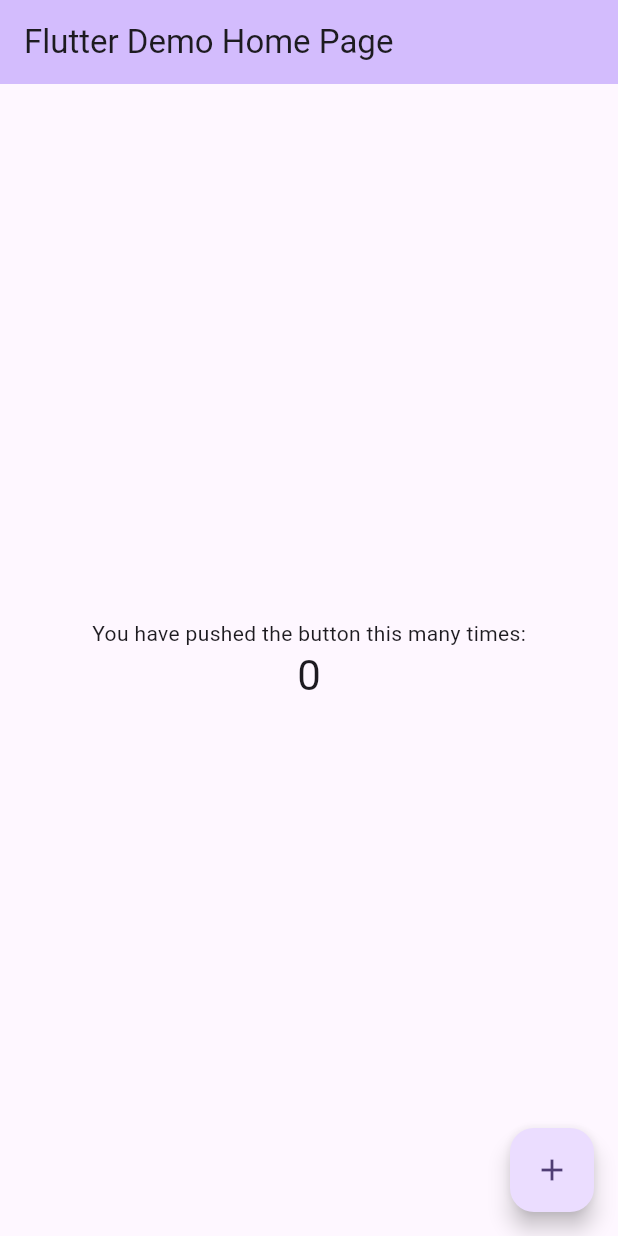
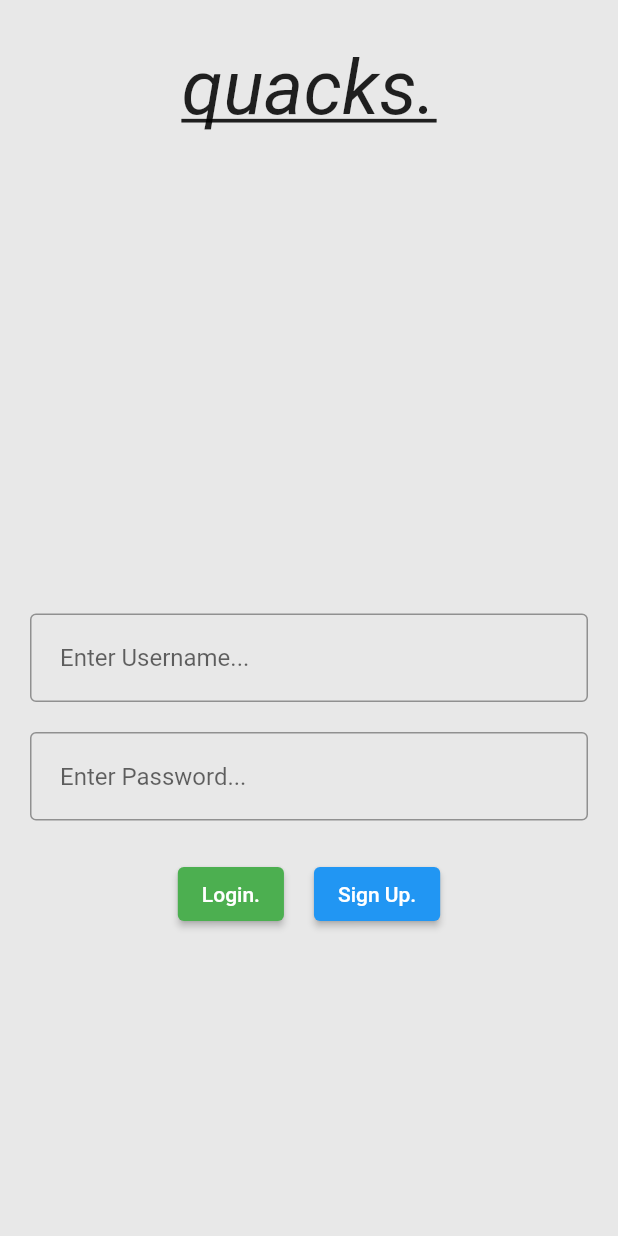
Before and after one commit to ibrahim-5/Quacks, a Flutter app: the screen it shows after launch, on a phone screen of 412 x 824 dp. Run offline on Flutter 3.47's test engine with Material 2 defaults, Android fonts, the light colour scheme and no system bars.

Commit message:
Added a Login/Sign-Up Page

```diff
--- /dev/null
+++ b/lib/constants/colors.dart
@@ -0,0 +1,3 @@
+import 'package:flutter/material.dart';
+
+const BACKGROUND_COLOR = Color.fromARGB(255, 232, 232, 232);
--- a/lib/main.dart
+++ b/lib/main.dart
@@ -1,125 +1,27 @@
 import 'package:flutter/material.dart';
+import 'package:quacks/pages/login_page.dart';
 
-void main() {
-  runApp(const MyApp());
-}
+void main() => runApp(const MyApp());
 
 class MyApp extends StatelessWidget {
   const MyApp({super.key});
 
-  // This widget is the root of your application.
   @override
   Widget build(BuildContext context) {
     return MaterialApp(
-      title: 'Flutter Demo',
-      theme: ThemeData(
-        // This is the theme of your application.
-        //
-        // TRY THIS: Try running your application with "flutter run". You'll see
-        // the application has a blue toolbar. Then, without quitting the app,
-        // try changing the seedColor in the colorScheme below to Colors.green
-        // and then invoke "hot reload" (save your changes or press the "hot
-        // reload" button in a Flutter-supported IDE, or press "r" if you used
-        // the command line to start the app).
-        //
-        // Notice that the counter didn't reset back to zero; the application
-        // state is not lost during the reload. To reset the state, use hot
-        // restart instead.
-        //
-        // This works for code too, not just values: Most code changes can be
-        // tested with just a hot reload.
-        colorScheme: ColorScheme.fromSeed(seedColor: Colors.deepPurple),
-        useMaterial3: true,
-      ),
-      home: const MyHomePage(title: 'Flutter Demo Home Page'),
-    );
+        // title: 'Material App',
+        home: routeToPage());
   }
 }
 
-class MyHomePage extends StatefulWidget {
-  const MyHomePage({super.key, required this.title});
-
-  // This widget is the home page of your application. It is stateful, meaning
-  // that it has a State object (defined below) that contains fields that affect
-  // how it looks.
-
-  // This class is the configuration for the state. It holds the values (in this
-  // case the title) provided by the parent (in this case the App widget) and
-  // used by the build method of the State. Fields in a Widget subclass are
-  // always marked "final".
-
-  final String title;
-
-  @override
-  State<MyHomePage> createState() => _MyHomePageState();
+Widget routeToPage() {
+  if (routeToSignInPage()) {
+    return const LoginPage();
+  }
+  return const LoginPage();
 }
 
-class _MyHomePageState extends State<MyHomePage> {
-  int _counter = 0;
-
-  void _incrementCounter() {
-    setState(() {
-      // This call to setState tells the Flutter framework that something has
-      // changed in this State, which causes it to rerun the build method below
-      // so that the display can reflect the updated values. If we changed
-      // _counter without calling setState(), then the build method would not be
-      // called again, and so nothing would appear to happen.
-      _counter++;
-    });
-  }
-
-  @override
-  Widget build(BuildContext context) {
-    // This method is rerun every time setState is called, for instance as done
-    // by the _incrementCounter method above.
-    //
-    // The Flutter framework has been optimized to make rerunning build methods
-    // fast, so that you can just rebuild anything that needs updating rather
-    // than having to individually change instances of widgets.
-    return Scaffold(
-      appBar: AppBar(
-        // TRY THIS: Try changing the color here to a specific color (to
-        // Colors.amber, perhaps?) and trigger a hot reload to see the AppBar
-        // change color while the other colors stay the same.
-        backgroundColor: Theme.of(context).colorScheme.inversePrimary,
-        // Here we take the value from the MyHomePage object that was created by
-        // the App.build method, and use it to set our appbar title.
-        title: Text(widget.title),
-      ),
-      body: Center(
-        // Center is a layout widget. It takes a single child and positions it
-        // in the middle of the parent.
-        child: Column(
-          // Column is also a layout widget. It takes a list of children and
-          // arranges them vertically. By default, it sizes itself to fit its
-          // children horizontally, and tries to be as tall as its parent.
-          //
-          // Column has various properties to control how it sizes itself and
-          // how it positions its children. Here we use mainAxisAlignment to
-          // center the children vertically; the main axis here is the vertical
-          // axis because Columns are vertical (the cross axis would be
-          // horizontal).
-          //
-          // TRY THIS: Invoke "debug painting" (choose the "Toggle Debug Paint"
-          // action in the IDE, or press "p" in the console), to see the
-          // wireframe for each widget.
-          mainAxisAlignment: MainAxisAlignment.center,
-          children: <Widget>[
-            const Text(
-              'You have pushed the button this many times:',
-            ),
-            Text(
-              '$_counter',
-              style: Theme.of(context).textTheme.headlineMedium,
-            ),
-          ],
-        ),
-      ),
-      floatingActionButton: FloatingActionButton(
-        onPressed: _incrementCounter,
-        tooltip: 'Increment',
-        child: const Icon(Icons.add),
-      ), // This trailing comma makes auto-formatting nicer for build methods.
-    );
-  }
+// Determines if app hasn't had user previously logged in.
+bool routeToSignInPage() {
+  return true;
 }
--- /dev/null
+++ b/lib/pages/login_page.dart
@@ -0,0 +1,109 @@
+import 'package:flutter/material.dart';
+import 'package:quacks/constants/colors.dart';
+
+class LoginPage extends StatelessWidget {
+  const LoginPage({super.key});
+
+  @override
+  Widget build(BuildContext context) {
+    return const Scaffold(
+        backgroundColor: BACKGROUND_COLOR,
+        body: SingleChildScrollView(
+          child: Column(children: [
+            SizedBox(
+              height: 30,
+            ),
+            Text("quacks.",
+                style: TextStyle(
+                  fontStyle: FontStyle.italic,
+                  decoration: TextDecoration.underline,
+                  fontSize: 50,
+                )),
+            SizedBox(
+              height: 300,
+            ),
+            LoginForm(),
+          ]),
+        ));
+  }
+}
+
+class LoginForm extends StatefulWidget {
+  const LoginForm({super.key});
+
+  @override
+  State<LoginForm> createState() => _LoginFormState();
+}
+
+class _LoginFormState extends State<LoginForm> {
+  final _formState = GlobalKey<FormState>();
+
+  var enteredUsername;
+  var enteredPassword;
+
+  @override
+  Widget build(BuildContext context) {
+    return Form(
+        key: _formState,
+        child: Padding(
+          padding: const EdgeInsets.all(20.0),
+          child: Column(children: [
+            // Username Field
+            TextFormField(
+              decoration: const InputDecoration(
+                  border: OutlineInputBorder(),
+                  hintText: 'Enter Username...',
+                  contentPadding: EdgeInsets.all(20.0)),
+              validator: (value) {
+                if (value == null || value.isEmpty) {
+                  return "Enter Username";
+                }
+                return null;
+              },
+              onSaved: (newValue) {
+                enteredUsername = newValue;
+              },
+            ),
+            SizedBox(
+              height: 20,
+            ),
+            // Password Field
+            TextFormField(
+              decoration: const InputDecoration(
+                  border: OutlineInputBorder(),
+                  hintText: 'Enter Password...',
+                  contentPadding: EdgeInsets.all(20.0)),
+              validator: (value) {
+                if (value == null || value.isEmpty) {
+                  return "Enter Password";
+                }
+                return null;
+              },
+              onSaved: (newValue) {
+                enteredPassword = newValue;
+              },
+            ),
+            const SizedBox(
+              height: 25,
+            ),
+            Row(mainAxisAlignment: MainAxisAlignment.center, children: [
+              ElevatedButton(
+                  style:
+                      ElevatedButton.styleFrom(backgroundColor: Colors.green),
+                  onPressed: () {
+                    if (_formState.currentState!.validate()) {
+                      _formState.currentState!.save();
+                      ScaffoldMessenger.of(context).showSnackBar(SnackBar(
+                          content: Text(enteredPassword + enteredUsername)));
+                    }
+                  },
+                  child: const Text("Login.")),
+              SizedBox(
+                width: 20,
+              ),
+              ElevatedButton(onPressed: () {}, child: const Text("Sign Up."))
+            ]),
+          ]),
+        ));
+  }
+}
```
Also changed, not shown: lib/pages/home_screen.dart (added), lib/pages/signup_page.dart (added).
